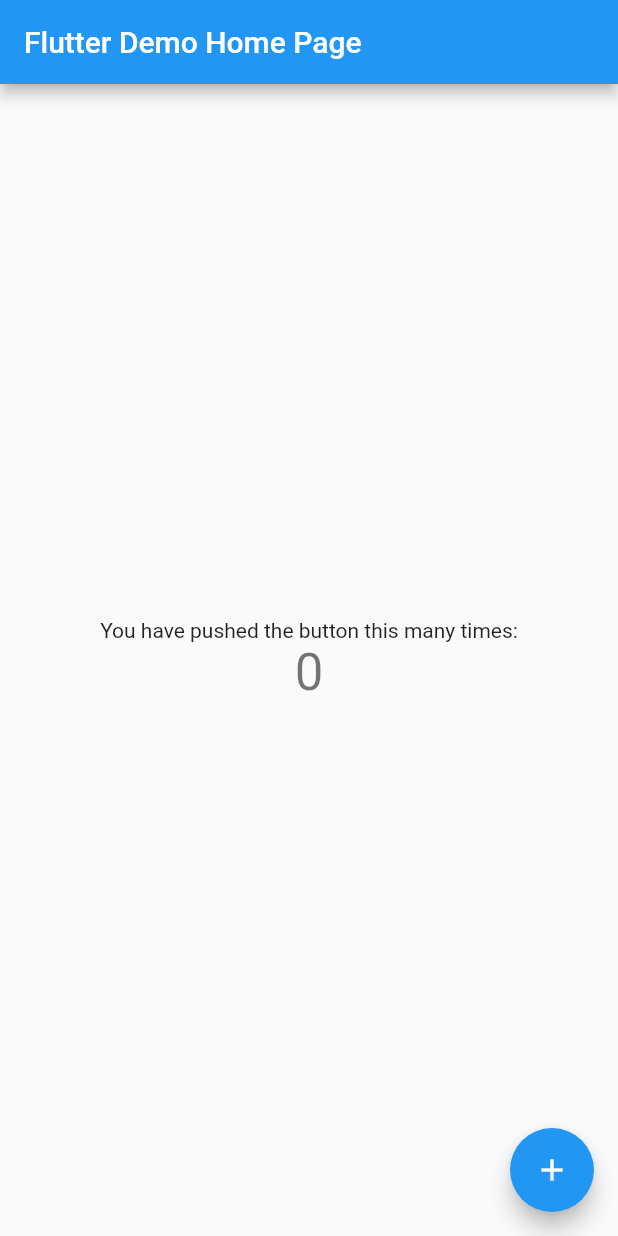
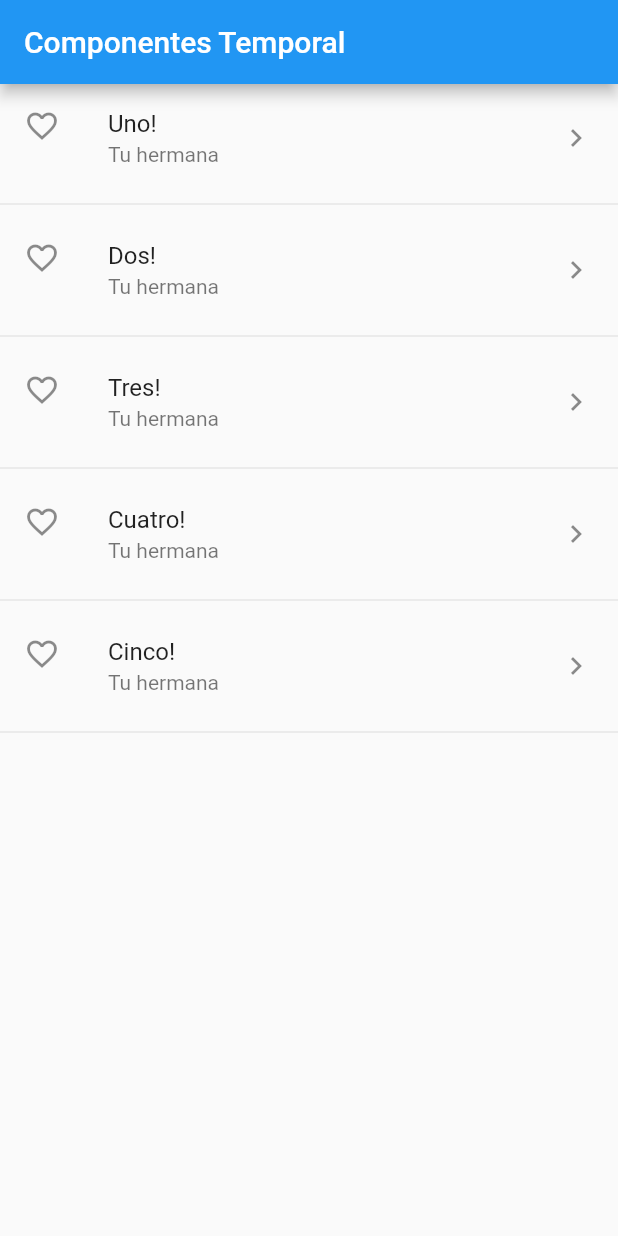
Before and after one commit to MartinBrisset/ProbandoFlutter2, a Flutter app: the screen it shows after launch, on a phone screen of 412 x 824 dp. Run offline on Flutter 3.47's test engine with Material 2 defaults, Android fonts, the phone set to English and light mode, and no system bars.

Commit message:
Agregando widgets basicos

```diff
--- a/lib/main.dart
+++ b/lib/main.dart
@@ -1,111 +1,15 @@
 import 'package:flutter/material.dart';
+import 'package:probando_componentes/src/pages/home_temp.dart';
 
 void main() => runApp(MyApp());
 
 class MyApp extends StatelessWidget {
-  // This widget is the root of your application.
   @override
   Widget build(BuildContext context) {
     return MaterialApp(
-      title: 'Flutter Demo',
-      theme: ThemeData(
-        // This is the theme of your application.
-        //
-        // Try running your application with "flutter run". You'll see the
-        // application has a blue toolbar. Then, without quitting the app, try
-        // changing the primarySwatch below to Colors.green and then invoke
-        // "hot reload" (press "r" in the console where you ran "flutter run",
-        // or simply save your changes to "hot reload" in a Flutter IDE).
-        // Notice that the counter didn't reset back to zero; the application
-        // is not restarted.
-        primarySwatch: Colors.blue,
-      ),
-      home: MyHomePage(title: 'Flutter Demo Home Page'),
+      debugShowCheckedModeBanner: false,
+      title: 'Componentes App',
+      home: HomePageTemp()
     );
   }
 }
-
-class MyHomePage extends StatefulWidget {
-  MyHomePage({Key key, this.title}) : super(key: key);
-
-  // This widget is the home page of your application. It is stateful, meaning
-  // that it has a State object (defined below) that contains fields that affect
-  // how it looks.
-
-  // This class is the configuration for the state. It holds the values (in this
-  // case the title) provided by the parent (in this case the App widget) and
-  // used by the build method of the State. Fields in a Widget subclass are
-  // always marked "final".
-
-  final String title;
-
-  @override
-  _MyHomePageState createState() => _MyHomePageState();
-}
-
-class _MyHomePageState extends State<MyHomePage> {
-  int _counter = 0;
-
-  void _incrementCounter() {
-    setState(() {
-      // This call to setState tells the Flutter framework that something has
-      // changed in this State, which causes it to rerun the build method below
-      // so that the display can reflect the updated values. If we changed
-      // _counter without calling setState(), then the build method would not be
-      // called again, and so nothing would appear to happen.
-      _counter++;
-    });
-  }
-
-  @override
-  Widget build(BuildContext context) {
-    // This method is rerun every time setState is called, for instance as done
-    // by the _incrementCounter method above.
-    //
-    // The Flutter framework has been optimized to make rerunning build methods
-    // fast, so that you can just rebuild anything that needs updating rather
-    // than having to individually change instances of widgets.
-    return Scaffold(
-      appBar: AppBar(
-        // Here we take the value from the MyHomePage object that was created by
-        // the App.build method, and use it to set our appbar title.
-        title: Text(widget.title),
-      ),
-      body: Center(
-        // Center is a layout widget. It takes a single child and positions it
-        // in the middle of the parent.
-        child: Column(
-          // Column is also a layout widget. It takes a list of children and
-          // arranges them vertically. By default, it sizes itself to fit its
-          // children horizontally, and tries to be as tall as its parent.
-          //
-          // Invoke "debug painting" (press "p" in the console, choose the
-          // "Toggle Debug Paint" action from the Flutter Inspector in Android
-          // Studio, or the "Toggle Debug Paint" command in Visual Studio Code)
-          // to see the wireframe for each widget.
-          //
-          // Column has various properties to control how it sizes itself and
-          // how it positions its children. Here we use mainAxisAlignment to
-          // center the children vertically; the main axis here is the vertical
-          // axis because Columns are vertical (the cross axis would be
-          // horizontal).
-          mainAxisAlignment: MainAxisAlignment.center,
-          children: <Widget>[
-            Text(
-              'You have pushed the button this many times:',
-            ),
-            Text(
-              '$_counter',
-              style: Theme.of(context).textTheme.display1,
-            ),
-          ],
-        ),
-      ),
-      floatingActionButton: FloatingActionButton(
-        onPressed: _incrementCounter,
-        tooltip: 'Increment',
-        child: Icon(Icons.add),
-      ), // This trailing comma makes auto-formatting nicer for build methods.
-    );
-  }
-}
--- /dev/null
+++ b/lib/src/pages/home_temp.dart
@@ -0,0 +1,62 @@
+import 'package:flutter/material.dart';
+
+class HomePageTemp extends StatelessWidget {
+
+  final opciones = ['Uno', 'Dos', 'Tres', 'Cuatro', 'Cinco'];
+
+  @override
+  Widget build(BuildContext context) {
+    return Scaffold(
+      appBar: AppBar(
+        title: Text('Componentes Temporal'),
+      ),
+      body: ListView(
+        // children: _creatItems()
+        children: _crearItemsCorta(),
+
+      ),
+    );
+  }
+
+
+
+  List<Widget> _creatItems() {
+
+    List<Widget> lista = new List<Widget>();
+
+    for (String opt in opciones) {
+
+      final tempWidget = ListTile(
+        title: Text(opt)
+      );
+
+      lista..add(tempWidget)
+           ..add(Divider());
+
+    }
+    return lista;
+  }
+
+  List<Widget> _crearItemsCorta() {
+
+    return opciones.map( ( item ){
+
+      return Column(
+        children: <Widget>[
+          ListTile(
+            title: Text(item + '!'),
+            subtitle: Text('Tu hermana'),
+            leading: Icon(Icons.favorite_border),
+            trailing: Icon(Icons.keyboard_arrow_right),
+            onTap: () { },
+          ),
+          Divider()
+        ],
+      );
+
+    }).toList();
+
+  }
+
+
+}
```
Also changed, not shown: 1 other file.
